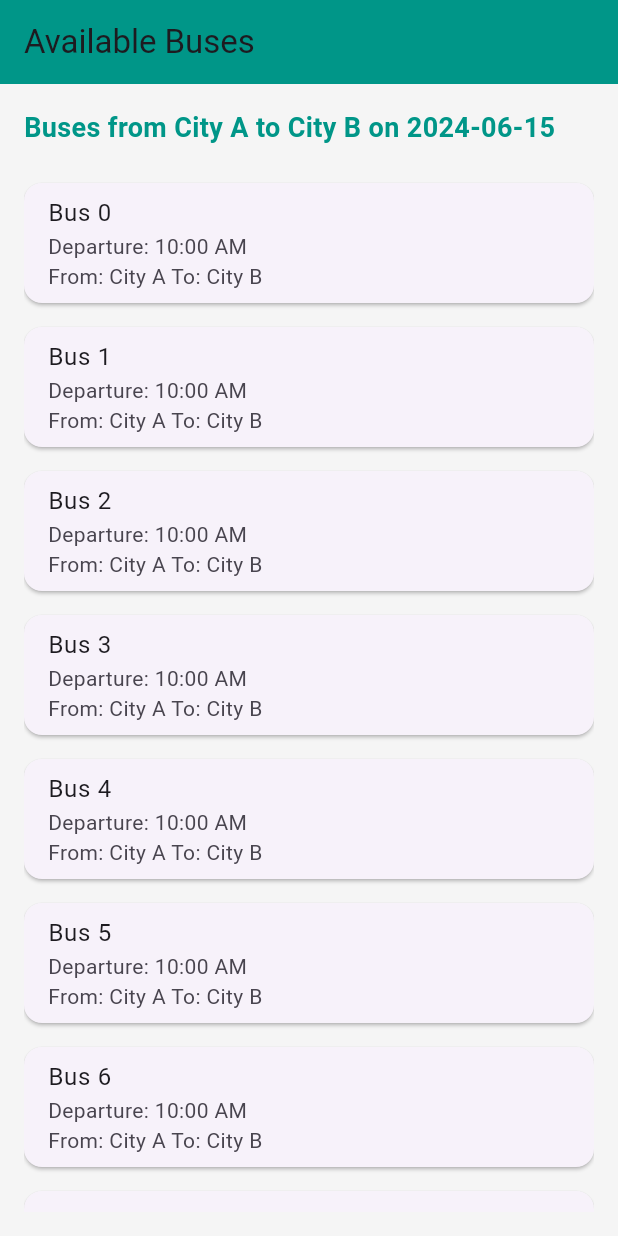
After one commit to neelam1519/myUniv, a Flutter app: the BusList screen opened directly, on a phone screen of 412 x 824 dp. The commit adds this screen. Run offline on Flutter 3.47's test engine with Material 3 defaults, Android fonts, the phone set to English and light mode, and no system bars; our stand-ins replace cached_network_image, cloud_firestore, connectivity_plus, dash_chat_2, dio, file_picker and 14 more; missing offline and left inert: flutter_pdfview, gsheets, razorpay_flutter; accounts and stored records are empty; key blocks and very long unbroken strings in the code were emptied for the run.

Commit message:
bus booking

```diff
--- /dev/null
+++ b/lib/busbooking/buslist.dart
@@ -0,0 +1,94 @@
+import 'package:flutter/material.dart';
+
+class BusList extends StatefulWidget {
+  final String selectedFrom;
+  final String selectedTo;
+  final DateTime selectedDate;
+
+  BusList({
+    required this.selectedFrom,
+    required this.selectedTo,
+    required this.selectedDate,
+  });
+
+  @override
+  _BusListState createState() => _BusListState();
+}
+
+class _BusListState extends State<BusList> {
+  @override
+  void initState() {
+    super.initState();
+    // Fetch buses based on the selected from, to, and date
+    _fetchBuses();
+  }
+
+  Future<void> _fetchBuses() async {
+    // Implement the logic to fetch buses based on widget.selectedFrom, widget.selectedTo, and widget.selectedDate
+    // For now, we'll just simulate a delay
+    await Future.delayed(Duration(seconds: 2));
+    // After fetching, you can update the state with the fetched data
+    setState(() {
+      // Update state with the fetched data
+    });
+  }
+
+  @override
+  Widget build(BuildContext context) {
+    return Scaffold(
+      appBar: AppBar(
+        title: Text('Available Buses'),
+        backgroundColor: Colors.teal,
+      ),
+      body: Padding(
+        padding: const EdgeInsets.all(16.0),
+        child: Column(
+          crossAxisAlignment: CrossAxisAlignment.start,
+          children: <Widget>[
+            Text(
+              'Buses from ${widget.selectedFrom} to ${widget.selectedTo} on ${widget.selectedDate.toLocal().toString().split(' ')[0]}',
+              style: TextStyle(
+                fontSize: 18,
+                fontWeight: FontWeight.bold,
+                color: Colors.teal,
+              ),
+            ),
+            SizedBox(height: 16.0),
+            Expanded(
+              child: ListView.builder(
+                itemCount: 10, // Replace with actual bus count
+                itemBuilder: (context, index) {
+                  // Replace with actual bus data
+                  return Card(
+                    margin: EdgeInsets.symmetric(vertical: 8.0),
+                    child: ListTile(
+                      title: Text('Bus $index'),
+                      subtitle: Column(
+                        crossAxisAlignment: CrossAxisAlignment.start,
+                        children: [
+                          Text('Departure: 10:00 AM'), // Replace with actual data
+                          Text('From: ${widget.selectedFrom} To: ${widget.selectedTo}'), // Replace with actual data
+                        ],
+                      ),
+                    ),
+                  );
+                },
+              ),
+            ),
+          ],
+        ),
+      ),
+      backgroundColor: Colors.grey[100],
+    );
+  }
+}
+
+void main() {
+  runApp(MaterialApp(
+    home: BusList(
+      selectedFrom: 'City A',
+      selectedTo: 'City B',
+      selectedDate: DateTime.now(),
+    ),
+  ));
+}
```
Also changed, not shown: lib/busbooking/busbookinghome.dart (+222 -104 lines).
